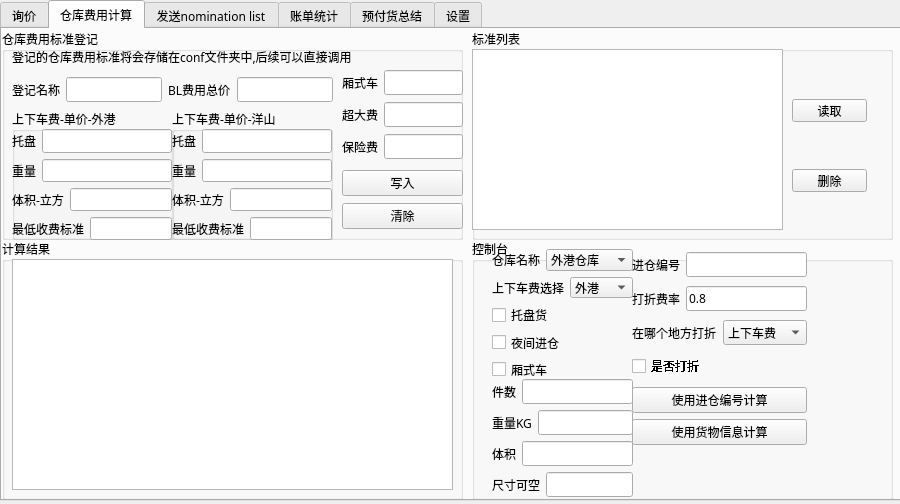
Before: the Qt Designer form Ui/untitled.ui in jerryliang122-vast/working-CIF-service, drawn with Qt 5.
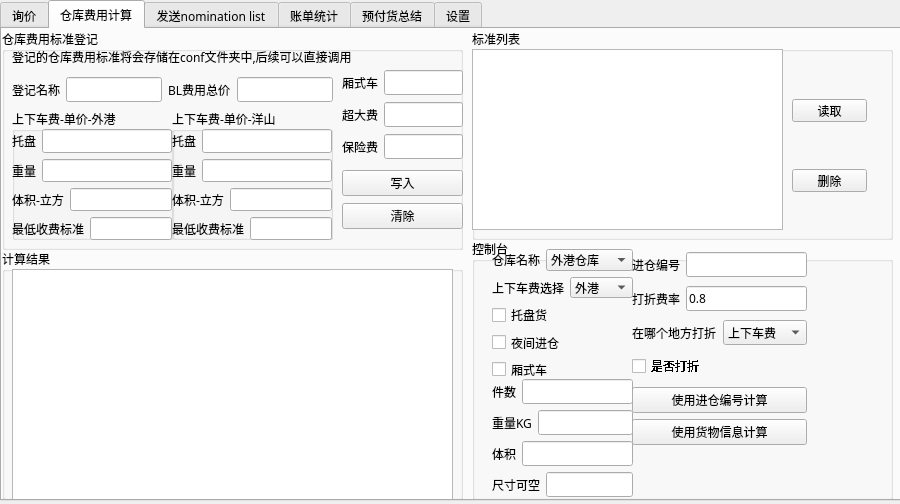
After: the same form once the commit is applied. The open tabs and pages were chosen to show the change.

Commit message: 添加发送nomination list功能及UI调整

```diff
--- a/Ui/untitled.ui
+++ b/Ui/untitled.ui
@@ -1591,7 +1591,7 @@
        <x>0</x>
        <y>0</y>
        <width>461</width>
-       <height>211</height>
+       <height>221</height>
       </rect>
      </property>
      <property name="title">
@@ -1946,9 +1946,9 @@
      <property name="geometry">
       <rect>
        <x>0</x>
-       <y>210</y>
+       <y>220</y>
        <width>461</width>
-       <height>261</height>
+       <height>251</height>
       </rect>
      </property>
      <property name="title">
```
Left out of the diff: 26 changed lines with no effect on the pictures. The commit also changes 1 other file.
